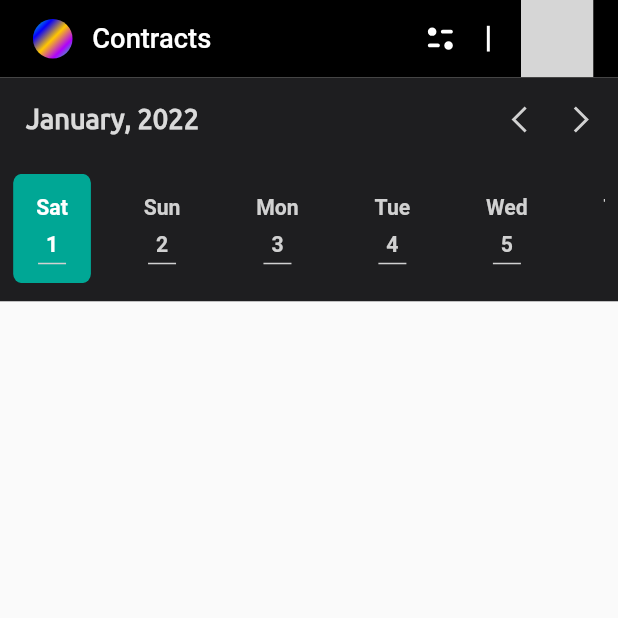
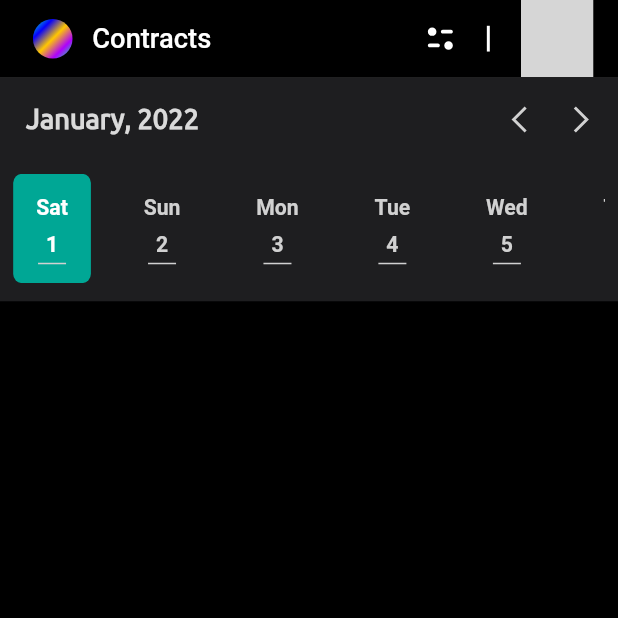
Before and after one commit to asadbekdev/iBillings, a Flutter app: the screen it shows after launch, on a phone screen of 412 x 824 dp, the top half of it. Run offline on Flutter 3.47's test engine with Material 2 defaults, Android fonts, the phone set to English and light mode, and no system bars; our stand-ins replace flutter_bloc, flutter_screenutil, flutter_svg, jiffy; statements that could not run were skipped; grey boxes are pictures that could not be loaded.

```diff
--- a/lib/screens/contracts/contracts_screen.dart
+++ b/lib/screens/contracts/contracts_screen.dart
@@ -18,6 +18,7 @@ class ContractsScreen extends StatelessWidget {
   @override
   Widget build(BuildContext context) {
     return Scaffold(
+      backgroundColor: ColorManager.black,
       body: BlocBuilder<SelectedDateCubit, int>(
         bloc: selectedDateCubit,
         builder: (context, selectedDate) {
```
